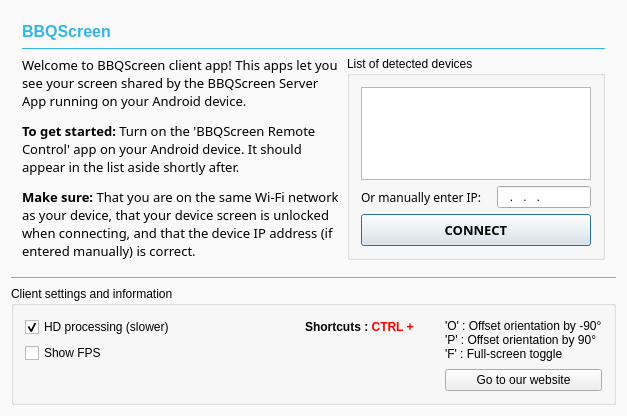
This is mainwindow.ui in xplodwild/bbqscreen_client as Qt 5 draws it before an edit. The edited form follows.
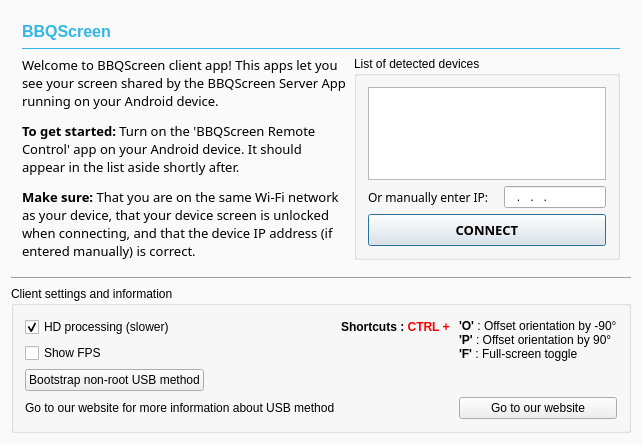
This is the edited form.

Commit message: Add non-root USB method

```diff
--- a/mainwindow.ui
+++ b/mainwindow.ui
@@ -7,7 +7,7 @@
     <x>0</x>
     <y>0</y>
     <width>627</width>
-    <height>414</height>
+    <height>432</height>
    </rect>
   </property>
   <property name="windowTitle">
@@ -198,6 +198,12 @@
       </item>
       <item row="0" column="2">
        <widget class="QLabel" name="label_4">
+        <property name="sizePolicy">
+         <sizepolicy hsizetype="Maximum" vsizetype="Preferred">
+          <horstretch>0</horstretch>
+          <verstretch>0</verstretch>
+         </sizepolicy>
+        </property>
         <property name="text">
          <string>&lt;html&gt;&lt;head/&gt;&lt;body&gt;&lt;p&gt;&lt;span style=&quot; font-weight:600;&quot;&gt;Shortcuts : &lt;/span&gt;&lt;span style=&quot; font-weight:600; color:#ff0000;&quot;&gt;CTRL + &lt;/span&gt;&lt;/p&gt;&lt;/body&gt;&lt;/html&gt;</string>
         </property>
@@ -206,7 +212,21 @@
       <item row="0" column="3" rowspan="2">
        <widget class="QLabel" name="label_5">
         <property name="text">
-         <string>&lt;html&gt;&lt;head/&gt;&lt;body&gt;&lt;p&gt;'O' : Offset orientation by -90°&lt;br/&gt;'P' : Offset orientation by 90°&lt;br/&gt;'F' : Full-screen toggle&lt;/p&gt;&lt;/body&gt;&lt;/html&gt;</string>
+         <string>&lt;html&gt;&lt;head/&gt;&lt;body&gt;&lt;p&gt;&lt;span style=&quot; font-weight:600;&quot;&gt;'O' &lt;/span&gt;: Offset orientation by -90°&lt;br/&gt;&lt;span style=&quot; font-weight:600;&quot;&gt;'P'&lt;/span&gt; : Offset orientation by 90°&lt;br/&gt;&lt;span style=&quot; font-weight:600;&quot;&gt;'F' &lt;/span&gt;: Full-screen toggle&lt;/p&gt;&lt;/body&gt;&lt;/html&gt;</string>
+        </property>
+       </widget>
+      </item>
+      <item row="2" column="0">
+       <widget class="QPushButton" name="btnBootstrapUSB">
+        <property name="text">
+         <string>Bootstrap non-root USB method</string>
+        </property>
+       </widget>
+      </item>
+      <item row="3" column="0" colspan="2">
+       <widget class="QLabel" name="label_6">
+        <property name="text">
+         <string>Go to our website for more information about USB method</string>
         </property>
        </widget>
       </item>
```
The commit also changes 4 other files.
